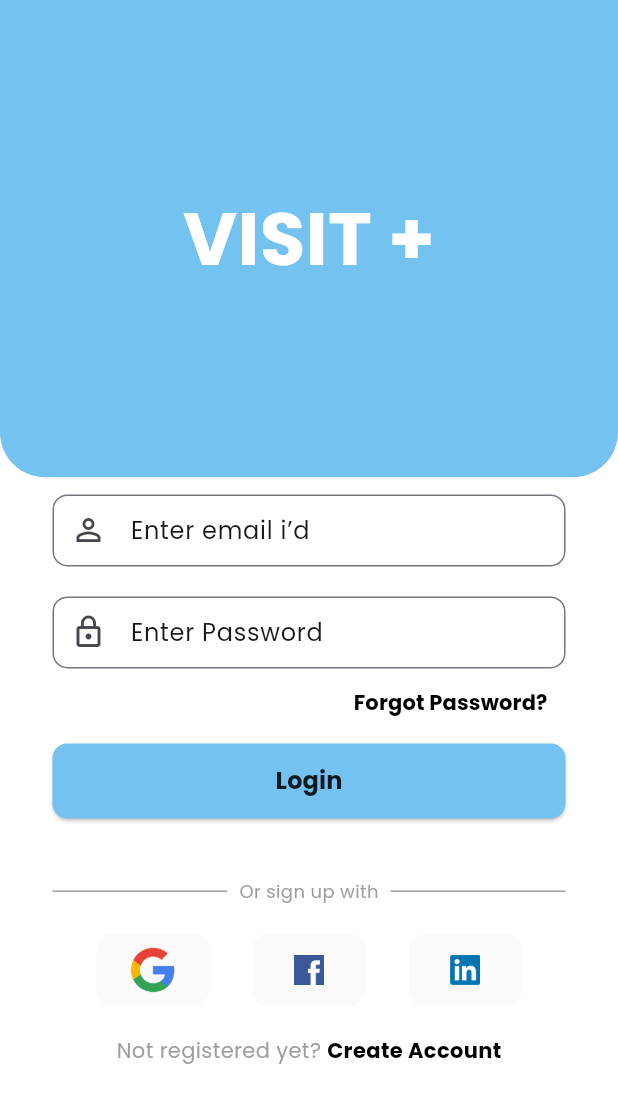
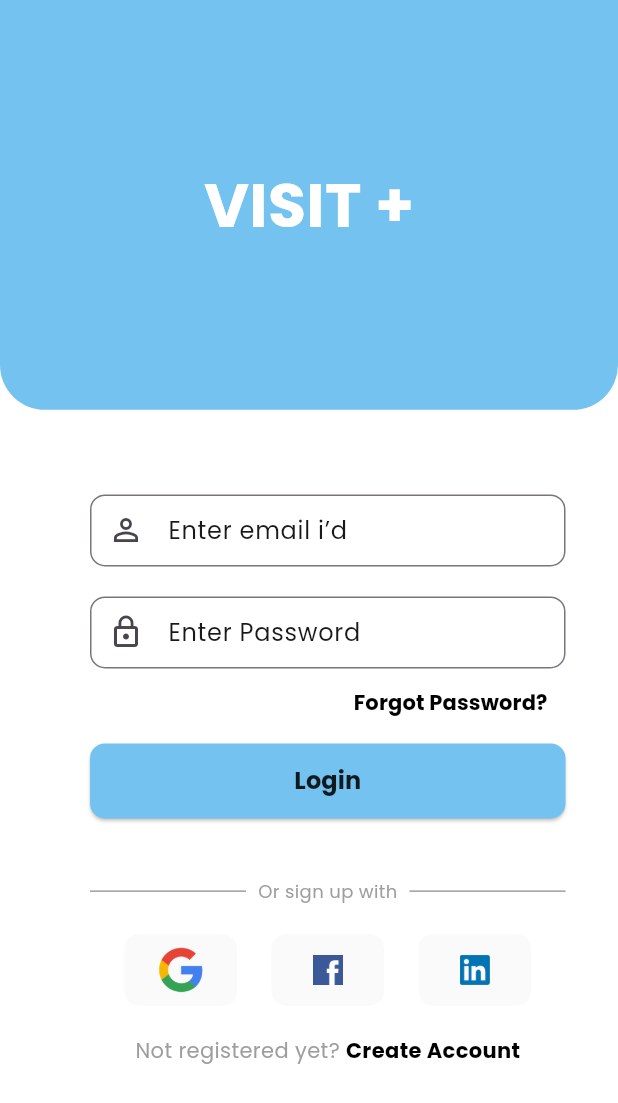
Before and after one commit to pramodbhure/visit_plus_flutter, a Flutter app: the screen it shows after launch, swiped to page 4, on a phone screen of 412 x 824 dp. Shown: the top 1103 px of the screen. Run offline on Flutter 3.47's test engine with Material 3 defaults, Android fonts, the phone set to English and light mode, and no system bars; our stand-ins replace cloud_firestore, firebase_auth, firebase_core, geolocator, google_maps_flutter, google_sign_in and 1 more; accounts and stored records are empty.

Commit message:
revised code.

```diff
--- a/lib/authentication-widgets/signin_screen.dart
+++ b/lib/authentication-widgets/signin_screen.dart
@@ -91,7 +91,7 @@ class _SignInScreenState extends State<SignInScreen> {
             child: SingleChildScrollView(
               child: Padding(
                 padding: EdgeInsets.fromLTRB(
-                    35, MediaQuery.of(context).size.height * 0.4, 35, 0),
+                    60, MediaQuery.of(context).size.height * 0.4, 35, 0),
                 child: Column(
                   children: <Widget>[
                     SignInForm(
--- a/lib/dashboard-widgets/categoryIcon.dart
+++ b/lib/dashboard-widgets/categoryIcon.dart
@@ -42,8 +42,9 @@ class CategoryIcon extends StatelessWidget {
           Text(
             label,
             textAlign: TextAlign.center,
-            style: TextStyle(
-              fontSize: containerSize * 0.2, // Increased font size
+            style: const TextStyle(
+              fontSize: 10, // Set font size to 10 pixels
+              color: Color(0xFF7D8BB7), // Set text color to #7D8BB7
             ),
           )
         ],
--- a/lib/dashboard-widgets/header.dart
+++ b/lib/dashboard-widgets/header.dart
@@ -6,14 +6,16 @@ class Header extends StatelessWidget {
   @override
   Widget build(BuildContext context) {
     final double screenHeight = MediaQuery.of(context).size.height;
+    final double screenWidth = MediaQuery.of(context).size.width;
 
     return Positioned(
       top: 0,
       left: 0,
-      right: 0,
+      width: screenWidth,
       child: Container(
         padding: EdgeInsets.symmetric(
-            vertical: screenHeight * 0.15), // Adjusted padding proportionally
+          vertical: screenHeight * 0.13,
+        ),
         decoration: const BoxDecoration(
           color: Color(0xFF73C2EF),
           borderRadius: BorderRadius.only(
@@ -27,8 +29,7 @@ class Header extends StatelessWidget {
             style: TextStyle(
               color: Colors.white,
               fontWeight: FontWeight.bold,
-              fontSize:
-                  screenHeight * 0.06, // Adjusted font size proportionally
+              fontSize: screenHeight * 0.05,
             ),
           ),
         ),
```
Also changed, not shown: lib/dashboard-widgets/bottom_navigation_bar.dart (+8 -8 lines), lib/dashboard-widgets/doctorCard.dart (+9 -4 lines), lib/dashboard-widgets/home_screen.dart (+13 -10 lines).
